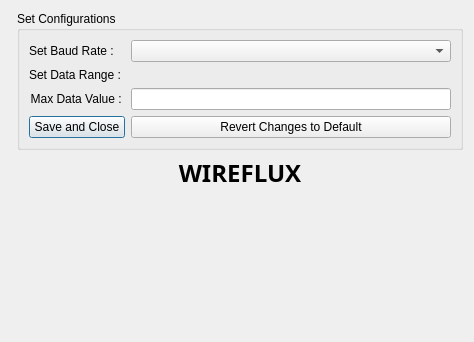
Qt form config.ui (PranshuJadaun/wireflux) before a commit.
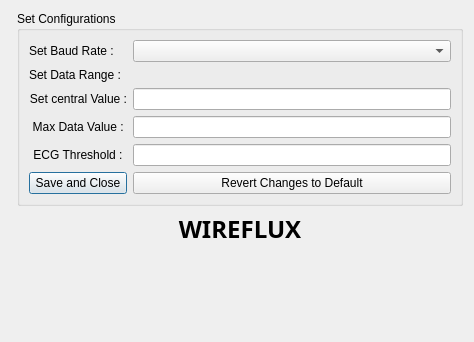
The same form after that commit.

```diff
--- a/config.ui
+++ b/config.ui
@@ -79,6 +79,35 @@
         </property>
        </widget>
       </item>
+      <item row="3" column="1">
+       <widget class="QLineEdit" name="lineEdit_Central"/>
+      </item>
+      <item row="3" column="0">
+       <widget class="QLabel" name="label_Central">
+        <property name="lineWidth">
+         <number>0</number>
+        </property>
+        <property name="text">
+         <string>Set central Value :</string>
+        </property>
+        <property name="alignment">
+         <set>Qt::AlignmentFlag::AlignRight|Qt::AlignmentFlag::AlignTrailing|Qt::AlignmentFlag::AlignVCenter</set>
+        </property>
+       </widget>
+      </item>
+      <item row="6" column="0">
+       <widget class="QLabel" name="label">
+        <property name="text">
+         <string>ECG Threshold :</string>
+        </property>
+        <property name="alignment">
+         <set>Qt::AlignmentFlag::AlignCenter</set>
+        </property>
+       </widget>
+      </item>
+      <item row="6" column="1">
+       <widget class="QLineEdit" name="lineEdit_threshold"/>
+      </item>
      </layout>
     </widget>
    </item>
@@ -95,7 +124,17 @@
       <string>WIREFLUX</string>
      </property>
      <property name="alignment">
-      <set>Qt::AlignmentFlag::AlignCenter</set>
+      <set>Qt::AlignmentFlag::AlignBottom|Qt::AlignmentFlag::AlignHCenter</set>
+     </property>
+    </widget>
+   </item>
+   <item row="2" column="1">
+    <widget class="QLabel" name="label_Version">
+     <property name="text">
+      <string/>
+     </property>
+     <property name="alignment">
+      <set>Qt::AlignmentFlag::AlignHCenter|Qt::AlignmentFlag::AlignTop</set>
      </property>
     </widget>
    </item>
```
Left out of the diff: 4 changed lines with no effect on the pictures.
